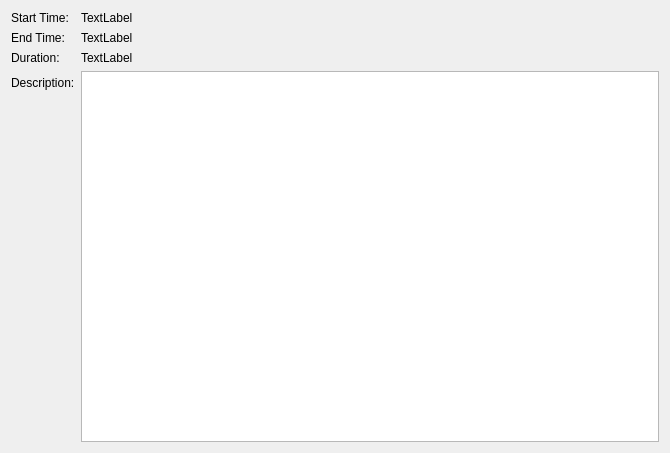
Qt form src/worklog/ui/widget/entrydetailswidget.ui (anetczuk/work-log) before a commit.
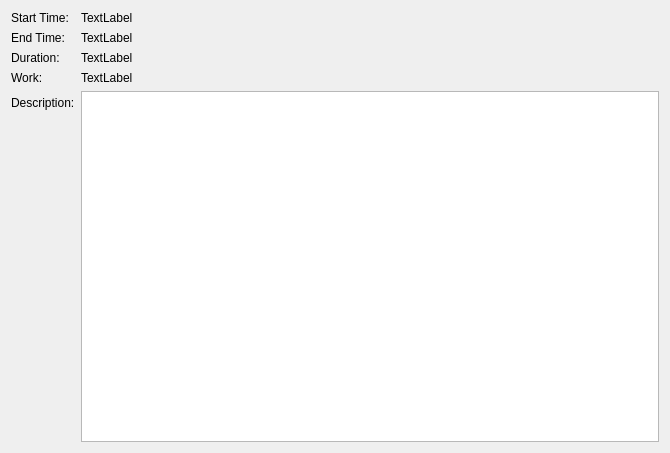
The same form after that commit.

Patch:
```diff
--- a/src/worklog/ui/widget/entrydetailswidget.ui
+++ b/src/worklog/ui/widget/entrydetailswidget.ui
@@ -56,20 +56,34 @@
      </property>
     </widget>
    </item>
-   <item row="3" column="0">
+   <item row="4" column="0">
     <widget class="QLabel" name="label_13">
      <property name="text">
       <string>Description:</string>
      </property>
     </widget>
    </item>
-   <item row="3" column="1">
+   <item row="4" column="1">
     <widget class="QTextEdit" name="description">
      <property name="textInteractionFlags">
       <set>Qt::TextSelectableByKeyboard|Qt::TextSelectableByMouse</set>
      </property>
     </widget>
    </item>
+   <item row="3" column="0">
+    <widget class="QLabel" name="label">
+     <property name="text">
+      <string>Work:</string>
+     </property>
+    </widget>
+   </item>
+   <item row="3" column="1">
+    <widget class="QLabel" name="workLabel">
+     <property name="text">
+      <string>TextLabel</string>
+     </property>
+    </widget>
+   </item>
   </layout>
  </widget>
  <resources/>
```
